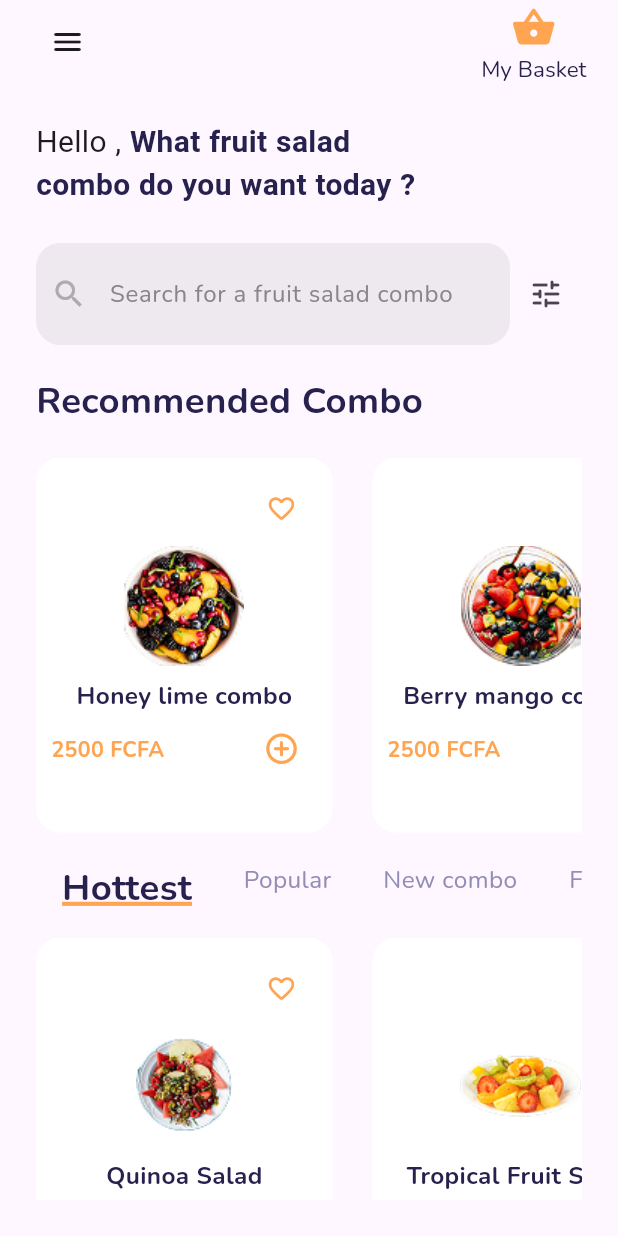
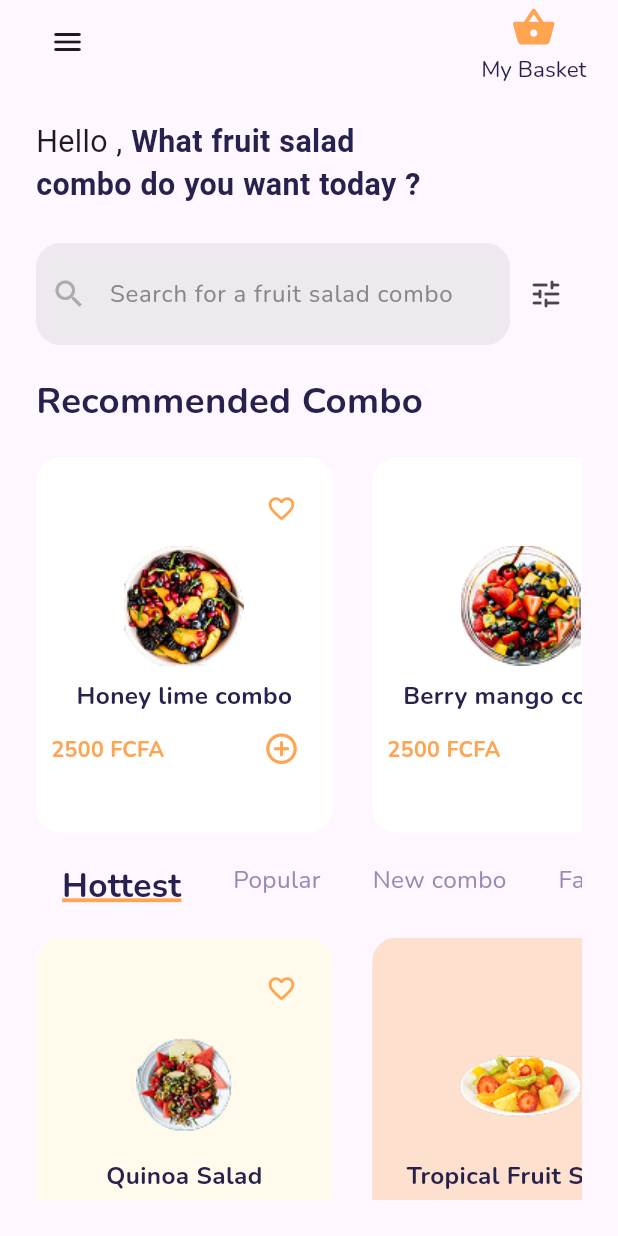
Before and after one commit to sweethehe/Fruit_Hub, a Flutter app: the HomeScreen screen opened directly with empty values, on a phone screen of 412 x 824 dp. Run offline on Flutter 3.47's test engine with Material 3 defaults, Android fonts, the phone set to English and light mode, and no system bars; our stand-ins replace flutter_screenutil, google_fonts.

Commit message:
Finish the home page

```diff
--- a/fruit_hub/lib/components/salad_tile.dart
+++ b/fruit_hub/lib/components/salad_tile.dart
@@ -6,8 +6,10 @@ class SaladTile extends StatefulWidget {
   final String name;
   final String price;
   final String image;
+  final Color color;
   const SaladTile(
       {super.key,
+      required this.color,
       required this.name,
       required this.price,
       required this.image});
@@ -25,7 +27,7 @@ class _SaladTileState extends State<SaladTile> {
         width: 180.w,
         height: 183.h,
         decoration: BoxDecoration(
-          color: white,
+          color: widget.color,
           borderRadius: BorderRadius.all(Radius.circular(16.r)),
         ),
         padding: EdgeInsets.all(10.h),
--- a/fruit_hub/lib/pages/home_screen.dart
+++ b/fruit_hub/lib/pages/home_screen.dart
@@ -34,10 +34,12 @@ class _HomeScreenState extends State<HomeScreen> {
         scrollDirection: Axis.horizontal,
         children: [
           SaladTile(
+            color: Color(0xFFFFFAEB),
               name: "Quinoa Salad",
               price: "2500 FCFA",
               image: "assets/images/combo/quinoa_salad.png"),
           SaladTile(
+              color: Color.fromARGB(72, 255, 165, 81),
               name: "Tropical Fruit Salad",
               price: "2500 FCFA",
               image: "assets/images/combo/tropical_fruit_salad.png"),
@@ -50,10 +52,12 @@ class _HomeScreenState extends State<HomeScreen> {
         scrollDirection: Axis.horizontal,
         children: [
           SaladTile(
+              color: Color(0xFFF1EFF6),
               name: "Melon Fruit Salad",
               price: "2500 FCFA",
               image: "assets/images/combo/melon_fruit_salad.png"),
           SaladTile(
+              color: Color.fromARGB(72, 255, 165, 81),
               name: "Berry mango combo",
               price: "2500 FCFA",
               image: "assets/images/combo/berry_fruit_combo.png"),
@@ -66,10 +70,12 @@ class _HomeScreenState extends State<HomeScreen> {
         scrollDirection: Axis.horizontal,
         children: [
           SaladTile(
+              color: Color(0xFFFFFAEB),
               name: "Berry Fruit Salad",
               price: "2500 FCFA",
               image: "assets/images/combo/berry_fruit_combo.png"),
           SaladTile(
+              color: Color.fromARGB(72, 255, 165, 81),
               name: "Berry mango combo",
               price: "2500 FCFA",
               image: "assets/images/combo/berry_fruit_combo.png"),
@@ -82,10 +88,12 @@ class _HomeScreenState extends State<HomeScreen> {
         scrollDirection: Axis.horizontal,
         children: [
           SaladTile(
+              color: Color(0xFFFFFAEB),
               name: "Honey lime combo",
               price: "2500 FCFA",
               image: "assets/images/combo/Honey_lime_combo.png"),
           SaladTile(
+              color: Color.fromARGB(72, 255, 165, 81),
               name: "Berry mango combo",
               price: "2500 FCFA",
               image: "assets/images/combo/berry_fruit_combo.png"),
@@ -151,7 +159,7 @@ class _HomeScreenState extends State<HomeScreen> {
                 Text.rich(
                   TextSpan(
                       text: "Hello ${widget.username},",
-                      style: TextStyle(fontSize: 20),
+                      style: TextStyle(fontSize: 20.h),
                       children: [
                         TextSpan(
                             text: " What fruit salad \ncombo do you want today ?",
@@ -188,10 +196,12 @@ class _HomeScreenState extends State<HomeScreen> {
                     scrollDirection: Axis.horizontal,
                     children: [
                       SaladTile(
+                          color: white,
                           name: "Honey lime combo",
                           price: "2500 FCFA",
                           image: "assets/images/combo/Honey_lime_combo.png"),
                       SaladTile(
+                          color: white,
                           name: "Berry mango combo",
                           price: "2500 FCFA",
                           image: "assets/images/combo/berry_fruit_combo.png"),
@@ -223,7 +233,7 @@ class _HomeScreenState extends State<HomeScreen> {
                               fontWeight: selectedCategory == index
                                   ? FontWeight.bold
                                   : FontWeight.normal,
-                              fontSize: selectedCategory == index ? 24.h : 16.h,
+                              fontSize: selectedCategory == index ? 22.h : 16.h,
                               decoration: selectedCategory == index
                                   ? TextDecoration.underline
                                   : TextDecoration.none,
```
